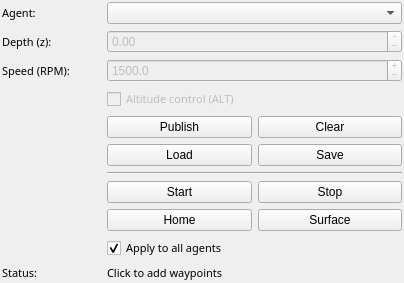
First picture: the form in coug_mapviz/ui/coug_waypoints_config.ui, repository cougars-auv/coug_mapviz, before the edit.
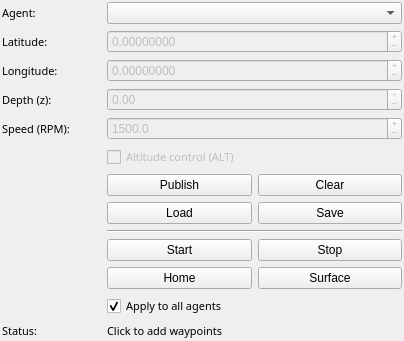
Second picture: the form after the edit.

Commit message: Added lat/lon text boxes

```diff
--- a/coug_mapviz/ui/coug_waypoints_config.ui
+++ b/coug_mapviz/ui/coug_waypoints_config.ui
@@ -66,6 +66,80 @@
 
       <!-- Row 1: Selected Depth -->
       <item row="1" column="0">
+        <widget class="QLabel" name="label_lat">
+          <property name="font">
+            <font>
+              <family>Sans Serif</family>
+              <pointsize>8</pointsize>
+            </font>
+          </property>
+          <property name="text">
+            <string>Latitude:</string>
+          </property>
+        </widget>
+      </item>
+      <item row="1" column="1" colspan="3">
+        <widget class="QDoubleSpinBox" name="lat_editor">
+          <property name="enabled">
+            <bool>false</bool>
+          </property>
+          <property name="decimals">
+            <number>8</number>
+          </property>
+          <property name="minimum">
+            <double>-90.0</double>
+          </property>
+          <property name="maximum">
+            <double>90.0</double>
+          </property>
+          <property name="singleStep">
+            <double>0.00001</double>
+          </property>
+          <property name="buttonSymbols">
+            <enum>QAbstractSpinBox::PlusMinus</enum>
+          </property>
+        </widget>
+      </item>
+
+      <!-- Row 2: Longitude Adjustment -->
+      <item row="2" column="0">
+        <widget class="QLabel" name="label_lon">
+          <property name="font">
+            <font>
+              <family>Sans Serif</family>
+              <pointsize>8</pointsize>
+            </font>
+          </property>
+          <property name="text">
+            <string>Longitude:</string>
+          </property>
+        </widget>
+      </item>
+      <item row="2" column="1" colspan="3">
+        <widget class="QDoubleSpinBox" name="lon_editor">
+          <property name="enabled">
+            <bool>false</bool>
+          </property>
+          <property name="decimals">
+            <number>8</number>
+          </property>
+          <property name="minimum">
+            <double>-180.0</double>
+          </property>
+          <property name="maximum">
+            <double>180.0</double>
+          </property>
+          <property name="singleStep">
+            <double>0.00001</double>
+          </property>
+          <property name="buttonSymbols">
+            <enum>QAbstractSpinBox::PlusMinus</enum>
+          </property>
+        </widget>
+      </item>
+
+      <!-- Row 3: Selected Depth -->
+      <item row="3" column="0">
         <widget class="QLabel" name="label_selected">
           <property name="font">
             <font>
@@ -78,7 +152,7 @@
           </property>
         </widget>
       </item>
-      <item row="1" column="1" colspan="3">
+      <item row="3" column="1" colspan="3">
         <widget class="QDoubleSpinBox" name="depth_editor">
           <property name="enabled">
             <bool>false</bool>
@@ -98,8 +172,8 @@
         </widget>
       </item>
 
-      <!-- Row 2: Selected Speed -->
-      <item row="2" column="0">
+      <!-- Row 4: Selected Speed -->
+      <item row="4" column="0">
         <widget class="QLabel" name="label_speed">
           <property name="font">
             <font>
@@ -112,7 +186,7 @@
           </property>
         </widget>
       </item>
-      <item row="2" column="1" colspan="3">
+      <item row="4" column="1" colspan="3">
         <widget class="QDoubleSpinBox" name="speed_editor">
           <property name="enabled">
             <bool>false</bool>
@@ -135,8 +209,8 @@
         </widget>
       </item>
 
-      <!-- Row 3: Altitude Control Checkbox -->
-      <item row="3" column="1" colspan="3">
+      <!-- Row 5: Altitude Control Checkbox -->
+      <item row="5" column="1" colspan="3">
         <widget class="QCheckBox" name="altitude_mode">
           <property name="font">
             <font>
@@ -153,8 +227,8 @@
         </widget>
       </item>
 
-      <!-- Row 4: Publish / Clear -->
-      <item row="4" column="1" colspan="3">
+      <!-- Row 6: Publish / Clear -->
+      <item row="6" column="1" colspan="3">
         <layout class="QHBoxLayout" name="horizontalLayout_pub_clear">
           <item>
             <widget class="QPushButton" name="publish">
@@ -173,8 +247,8 @@
         </layout>
       </item>
 
-      <!-- Row 5: Load / Save -->
-      <item row="5" column="1" colspan="3">
+      <!-- Row 7: Load / Save -->
+      <item row="7" column="1" colspan="3">
         <layout class="QHBoxLayout" name="horizontalLayout_file">
           <item>
             <widget class="QPushButton" name="load">
@@ -193,8 +267,8 @@
         </layout>
       </item>
 
-      <!-- Row 6: Separator -->
-      <item row="6" column="1" colspan="3">
+      <!-- Row 8: Separator -->
+      <item row="8" column="1" colspan="3">
         <widget class="QFrame" name="separator">
           <property name="frameShape">
             <enum>QFrame::HLine</enum>
@@ -205,8 +279,8 @@
         </widget>
       </item>
 
-      <!-- Row 7: Start / Stop -->
-      <item row="7" column="1" colspan="3">
+      <!-- Row 9: Start / Stop -->
+      <item row="9" column="1" colspan="3">
         <layout class="QHBoxLayout" name="horizontalLayout_start_stop">
           <item>
             <widget class="QPushButton" name="start">
@@ -225,8 +299,8 @@
         </layout>
       </item>
 
-      <!-- Row 8: Surface / Home -->
-      <item row="8" column="1" colspan="3">
+      <!-- Row 10: Surface / Home -->
+      <item row="10" column="1" colspan="3">
         <layout class="QHBoxLayout" name="horizontalLayout_surface_home">
           <item>
             <widget class="QPushButton" name="home">
@@ -245,8 +319,8 @@
         </layout>
       </item>
 
-      <!-- Row 9: Checkbox -->
-      <item row="9" column="1" colspan="3">
+      <!-- Row 11: Checkbox -->
+      <item row="11" column="1" colspan="3">
         <widget class="QCheckBox" name="apply_all">
           <property name="font">
             <font>
@@ -263,8 +337,8 @@
         </widget>
       </item>
 
-      <!-- Row 10: Status -->
-      <item row="10" column="0">
+      <!-- Row 12: Status -->
+      <item row="12" column="0">
         <widget class="QLabel" name="label_2">
           <property name="font">
             <font>
@@ -277,7 +351,7 @@
           </property>
         </widget>
       </item>
-      <item row="10" column="1" colspan="3">
+      <item row="12" column="1" colspan="3">
         <widget class="QLabel" name="status">
           <property name="font">
             <font>
```
Left out of the diff: 2 changed lines with no effect on the pictures. The commit also changes 2 other files.
